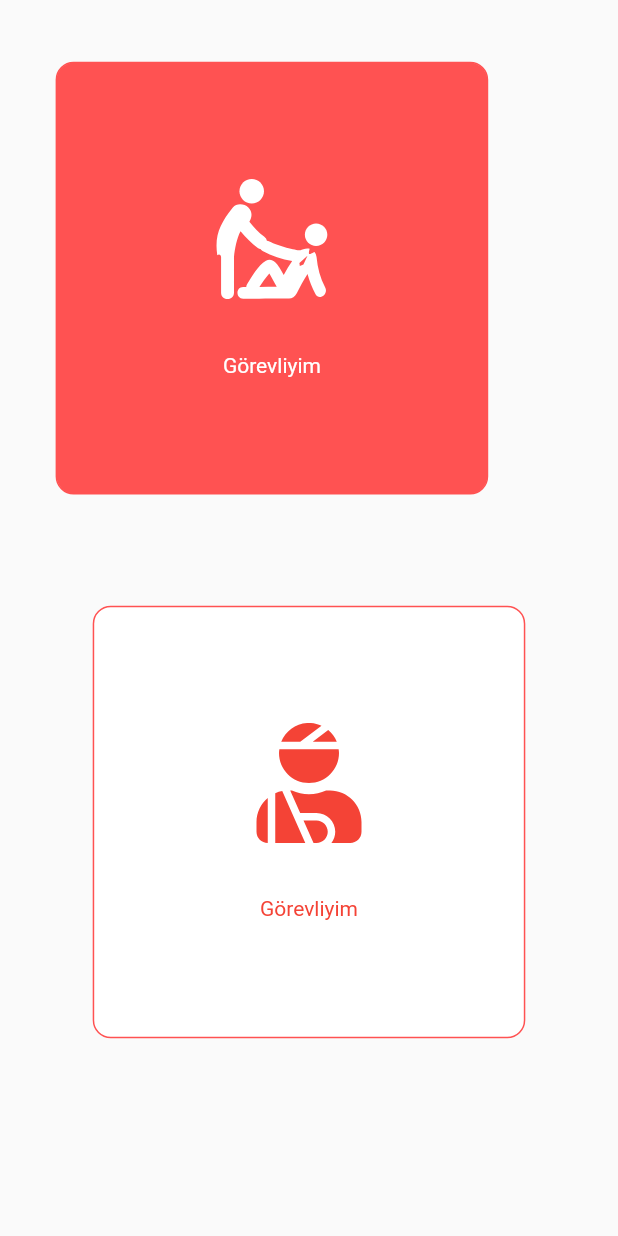
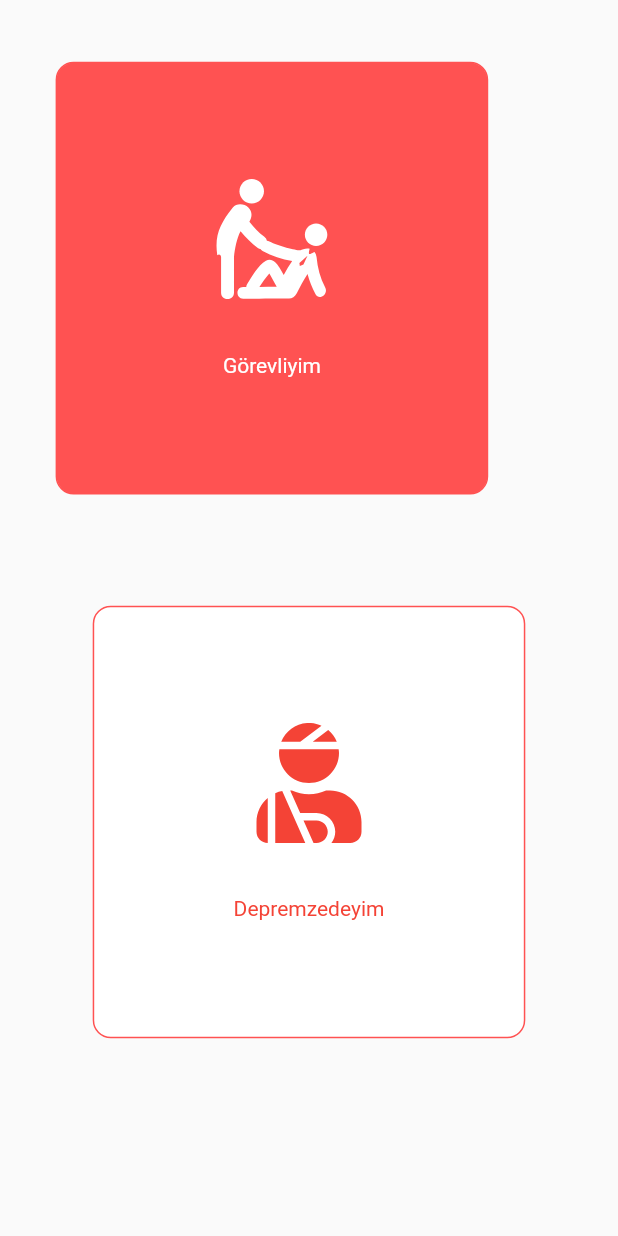
Before and after one commit to Soomali/bursa-hackathon, a Flutter app: the screen it shows after launch, on a phone screen of 412 x 824 dp. Run offline on Flutter 3.47's test engine with Material 2 defaults, Android fonts, the phone set to English and light mode, and no system bars; our stand-ins replace cloud_firestore, firebase_auth, firebase_core, flutter_svg; missing offline and left inert: cloud_firestore_web, firebase_core_web; accounts and stored records are empty.

Commit message:
changed labels.

```diff
--- a/lib/pages/onboarding/onboarding_page.dart
+++ b/lib/pages/onboarding/onboarding_page.dart
@@ -30,7 +30,7 @@ class OnboardingPage extends StatelessWidget {
                   padding: EdgeInsets.only(
                       left: MediaQuery.of(context).size.width * .08),
                   child: OnboardingButton(
-                      label: 'Görevliyim',
+                      label: 'Depremzedeyim',
                       style: Style.inverted,
                       iconPath: 'assets/injured_person.svg',
                       onPress: () {})),
```
